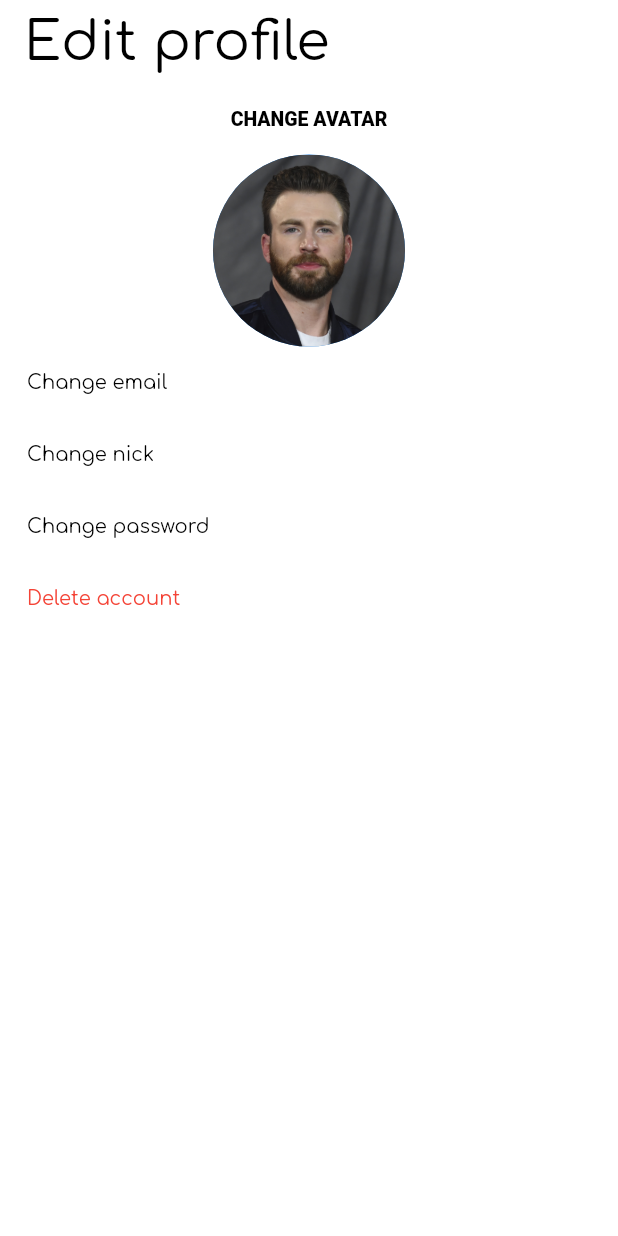
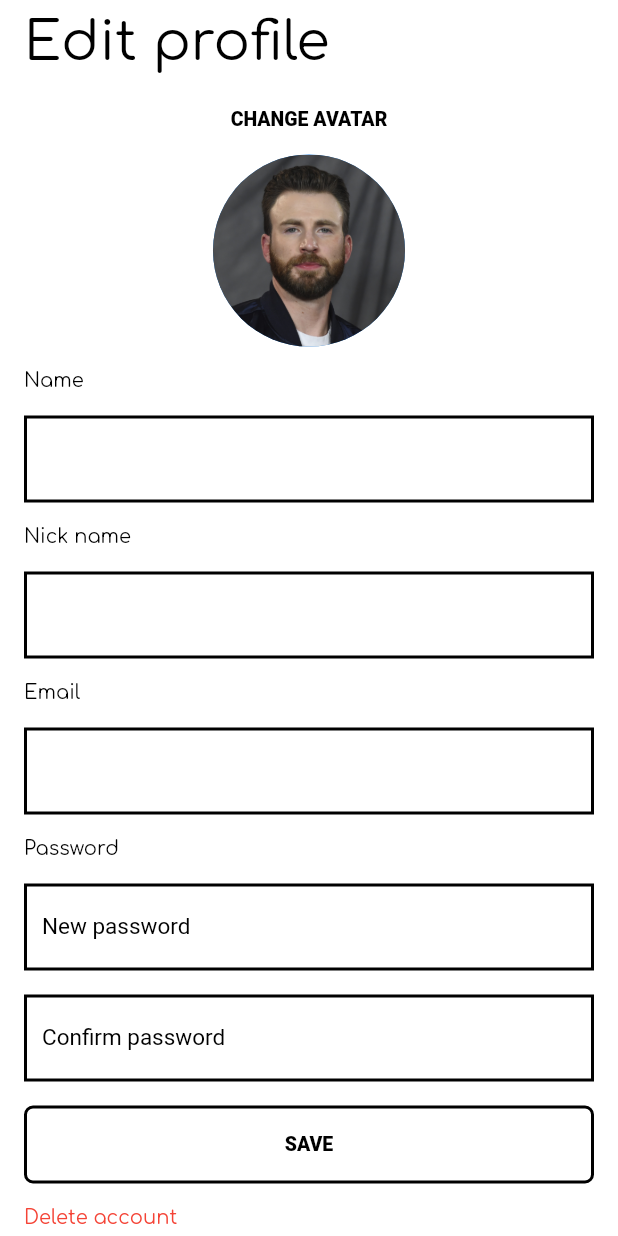
Before and after one commit to VLad345406/photo, a Flutter app: the EditScreen screen opened by its route, on a phone screen of 412 x 824 dp. Run offline on Flutter 3.47's test engine with Material 2 defaults, Android fonts, the phone set to English and light mode, and no system bars; our stand-ins replace bloc, firebase_auth, firebase_core, flutter_svg, google_fonts, google_sign_in and 2 more; accounts and stored records are empty; generated files the repository leaves out were written again.

Commit message:
Remake edit profile screen

```diff
--- a/lib/app/view/app.dart
+++ b/lib/app/view/app.dart
@@ -9,12 +9,9 @@ import 'package:flutter/material.dart';
 import 'package:flutter_localizations/flutter_localizations.dart';
 import 'package:photo/l10n/l10n.dart';
 import 'package:flutter/services.dart';
-import 'package:photo/screens/main_screens/edit_screens/change_email.dart';
-import 'package:photo/screens/main_screens/edit_screens/change_nick.dart';
 
 import '../../screens/login.dart';
-import '../../screens/main_screens/edit_screens/change_password.dart';
-import '../../screens/main_screens/edit_screens/edit_screen.dart';
+import '../../screens/main_screens/edit_profile_screen.dart';
 import '../../screens/main_screens/main_screen.dart';
 import '../../screens/main_screens/message_screen.dart';
 import '../../screens/main_screens/profile_screen.dart';
@@ -52,9 +49,6 @@ class App extends StatelessWidget {
         '/message' : (context) => const MessageScreen(),
         '/individual_profile' : (context) => const ProfileScreen( mode: 'individual',),
         '/edit_profile' : (context) => const EditScreen(),
-        '/change_email' : (context) => ChangeEmail(),
-        '/change_nick' : (context) => ChangeNick(),
-        '/change_password' : (context) => ChangePassword(),
       },
 
       localizationsDelegates: const [
--- /dev/null
+++ b/lib/screens/main_screens/edit_profile_screen.dart
@@ -0,0 +1,310 @@
+import 'package:flutter/material.dart';
+import 'package:google_fonts/google_fonts.dart';
+
+class EditScreen extends StatefulWidget {
+  const EditScreen({super.key});
+
+  @override
+  State<EditScreen> createState() => _EditScreenState();
+}
+
+class _EditScreenState extends State<EditScreen> {
+  @override
+  Widget build(BuildContext context) {
+    final screenWidth = MediaQuery.of(context).size.width;
+
+    return Scaffold(
+      backgroundColor: Colors.white,
+      appBar: AppBar(
+        automaticallyImplyLeading: false,
+        backgroundColor: Colors.white,
+        elevation: 0,
+        title: Text(
+          'Edit profile',
+          style: GoogleFonts.comfortaa(
+            color: Colors.black,
+            fontSize: 36,
+            fontWeight: FontWeight.w400,
+          ),
+        ),
+      ),
+      body: ListView.builder(
+        itemCount: 1,
+        itemBuilder: (BuildContext context, int index) {
+          return Column(
+            crossAxisAlignment: CrossAxisAlignment.start,
+            children: [
+              Center(
+                child: Container(
+                  padding: EdgeInsets.only(top: 16),
+                  child: Text(
+                    'CHANGE AVATAR',
+                    style: GoogleFonts.roboto(
+                      color: Colors.black,
+                      fontSize: 13,
+                      fontWeight: FontWeight.w900,
+                    ),
+                  ),
+                ),
+              ),
+              Center(
+                child: Container(
+                  padding: EdgeInsets.only(top: 16),
+                  child: GestureDetector(
+                    onTap: () {
+                      print("Change avatar");
+                    },
+                    child: CircleAvatar(
+                      radius: 64,
+                      backgroundImage: AssetImage("assets/images/avatar1.jpg"),
+                    ),
+                  ),
+                ),
+              ),
+              Padding(
+                padding: EdgeInsets.only(top: 16, left: 16),
+                child: Text(
+                  'Name',
+                  style: GoogleFonts.comfortaa(
+                    color: Colors.black,
+                    fontSize: 13,
+                    fontWeight: FontWeight.w400,
+                  ),
+                ),
+              ),
+              Container(
+                padding: EdgeInsets.only(top: 16, left: 16, right: 16),
+                child: TextFormField(
+                  enableSuggestions: false,
+                  autocorrect: false,
+                  onChanged: (value) {
+                    //_passwd = _readTextFormField(value);
+                  },
+                  style: GoogleFonts.roboto(
+                    fontSize: 15,
+                    color: Colors.black,
+                    fontWeight: FontWeight.w400,
+                    fontStyle: FontStyle.normal,
+                  ),
+                  decoration: const InputDecoration(
+                    focusedBorder: OutlineInputBorder(
+                      borderRadius: BorderRadius.all(Radius.zero),
+                      borderSide: BorderSide(
+                        width: 2,
+                      ),
+                    ),
+                    enabledBorder: OutlineInputBorder(
+                      borderRadius: BorderRadius.all(Radius.zero),
+                      borderSide: BorderSide(
+                        width: 2,
+                      ),
+                    ),
+                  ),
+                ),
+              ),
+              Padding(
+                padding: EdgeInsets.only(top: 16, left: 16),
+                child: Text(
+                  'Nick name',
+                  style: GoogleFonts.comfortaa(
+                    color: Colors.black,
+                    fontSize: 13,
+                    fontWeight: FontWeight.w400,
+                  ),
+                ),
+              ),
+              Container(
+                padding: EdgeInsets.only(top: 16, left: 16, right: 16),
+                child: TextFormField(
+                  enableSuggestions: false,
+                  autocorrect: false,
+                  onChanged: (value) {
+                    //_passwd = _readTextFormField(value);
+                  },
+                  style: GoogleFonts.roboto(
+                    fontSize: 15,
+                    color: Colors.black,
+                    fontWeight: FontWeight.w400,
+                    fontStyle: FontStyle.normal,
+                  ),
+                  decoration: const InputDecoration(
+                    focusedBorder: OutlineInputBorder(
+                      borderRadius: BorderRadius.all(Radius.zero),
+                      borderSide: BorderSide(
+                        width: 2,
+                      ),
+                    ),
+                    enabledBorder: OutlineInputBorder(
+                      borderRadius: BorderRadius.all(Radius.zero),
+                      borderSide: BorderSide(
+                        width: 2,
+                      ),
+                    ),
+                  ),
+                ),
+              ),
+              Padding(
+                padding: EdgeInsets.only(top: 16, left: 16),
+                child: Text(
+                  'Email',
+                  style: GoogleFonts.comfortaa(
+                    color: Colors.black,
+                    fontSize: 13,
+                    fontWeight: FontWeight.w400,
+                  ),
+                ),
+              ),
+              Container(
+                padding: EdgeInsets.only(top: 16, left: 16, right: 16),
+                child: TextFormField(
+                  enableSuggestions: false,
+                  autocorrect: false,
+                  onChanged: (value) {
+                    //_passwd = _readTextFormField(value);
+                  },
+                  style: GoogleFonts.roboto(
+                    fontSize: 15,
+                    color: Colors.black,
+                    fontWeight: FontWeight.w400,
+                    fontStyle: FontStyle.normal,
+                  ),
+                  decoration: const InputDecoration(
+                    focusedBorder: OutlineInputBorder(
+                      borderRadius: BorderRadius.all(Radius.zero),
+                      borderSide: BorderSide(
+                        width: 2,
+                      ),
+                    ),
+                    enabledBorder: OutlineInputBorder(
+                      borderRadius: BorderRadius.all(Radius.zero),
+                      borderSide: BorderSide(
+                        width: 2,
+                      ),
+                    ),
+                  ),
+                ),
+              ),
+              Padding(
+                padding: EdgeInsets.only(top: 16, left: 16),
+                child: Text(
+                  'Password',
+                  style: GoogleFonts.comfortaa(
+                    color: Colors.black,
+                    fontSize: 13,
+                    fontWeight: FontWeight.w400,
+                  ),
+                ),
+              ),
+              Container(
+                padding: EdgeInsets.only(top: 16, left: 16, right: 16),
+                child: TextFormField(
+                  enableSuggestions: false,
+                  autocorrect: false,
+                  onChanged: (value) {
+                    //_passwd = _readTextFormField(value);
+                  },
+                  style: GoogleFonts.roboto(
+                    fontSize: 15,
+                    color: Colors.black,
+                    fontWeight: FontWeight.w400,
+                    fontStyle: FontStyle.normal,
+                  ),
+                  decoration: const InputDecoration(
+                    labelText: 'New password',
+                    labelStyle: TextStyle(
+                      color: Colors.black,
+                    ),
+                    focusedBorder: OutlineInputBorder(
+                      borderRadius: BorderRadius.all(Radius.zero),
+                      borderSide: BorderSide(
+                        width: 2,
+                      ),
+                    ),
+                    enabledBorder: OutlineInputBorder(
+                      borderRadius: BorderRadius.all(Radius.zero),
+                      borderSide: BorderSide(
+                        width: 2,
+                      ),
+                    ),
+                  ),
+                ),
+              ),
+              Container(
+                padding: EdgeInsets.only(top: 16, left: 16, right: 16),
+                child: TextFormField(
+                  enableSuggestions: false,
+                  autocorrect: false,
+                  onChanged: (value) {
+                    //_passwd = _readTextFormField(value);
+                  },
+                  style: GoogleFonts.roboto(
+                    fontSize: 15,
+                    color: Colors.black,
+                    fontWeight: FontWeight.w400,
+                    fontStyle: FontStyle.normal,
+                  ),
+                  decoration: const InputDecoration(
+                    labelText: 'Confirm password',
+                    labelStyle: TextStyle(
+                      color: Colors.black,
+                    ),
+                    focusedBorder: OutlineInputBorder(
+                      borderRadius: BorderRadius.all(Radius.zero),
+                      borderSide: BorderSide(
+                        width: 2,
+                      ),
+                    ),
+                    enabledBorder: OutlineInputBorder(
+                      borderRadius: BorderRadius.all(Radius.zero),
+                      borderSide: BorderSide(
+                        width: 2,
+                      ),
+                    ),
+                  ),
+                ),
+              ),
+              Container(
+                width: screenWidth - 32,
+                height: 52,
+                margin: const EdgeInsets.only(top: 16, left: 16, right: 16),
+                decoration: BoxDecoration(
+                  border: Border.all(width: 2),
+                  borderRadius: BorderRadius.circular(6),
+                ),
+                child: TextButton(
+                  onPressed: () {
+                    Navigator.pop(context);
+                  },
+                  child: Text(
+                    'SAVE',
+                    style: GoogleFonts.roboto(
+                      color: Colors.black,
+                      fontSize: 13,
+                      fontWeight: FontWeight.w900,
+                    ),
+                  ),
+                ),
+              ),
+              Padding(
+                padding: EdgeInsets.only(left: 16, top: 16, bottom: 16),
+                child: GestureDetector(
+                  onTap: () {
+                    print("Delete account");
+                  },
+                  child: Text(
+                    'Delete account',
+                    style: GoogleFonts.comfortaa(
+                      color: Colors.red,
+                      fontSize: 13,
+                      fontWeight: FontWeight.w400,
+                    ),
+                  ),
+                ),
+              ),
+            ],
+          );
+        }
+      ),
+    );
+  }
+}
--- a/lib/screens/main_screens/edit_screens/edit_screen.dart
+++ /dev/null
@@ -1,130 +0,0 @@
-import 'package:flutter/material.dart';
-import 'package:google_fonts/google_fonts.dart';
-import 'package:photo/screens/main_screens/edit_screens/change_email.dart';
-
-class EditScreen extends StatefulWidget {
-  const EditScreen({super.key});
-
-  @override
-  State<EditScreen> createState() => _EditScreenState();
-}
-
-class _EditScreenState extends State<EditScreen> {
-  @override
-  Widget build(BuildContext context) {
-    //final screenWidth = MediaQuery.of(context).size.width;
-
-    return Scaffold(
-      backgroundColor: Colors.white,
-      appBar: AppBar(
-        automaticallyImplyLeading: false,
-        backgroundColor: Colors.white,
-        elevation: 0,
-        title: Text(
-          'Edit profile',
-          style: GoogleFonts.comfortaa(
-            color: Colors.black,
-            fontSize: 36,
-            fontWeight: FontWeight.w400,
-          ),
-        ),
-      ),
-      body: Column(
-        crossAxisAlignment: CrossAxisAlignment.start,
-        children: [
-          Center(
-            child: Container(
-              padding: EdgeInsets.only(top: 16),
-              child: Text(
-                'CHANGE AVATAR',
-                style: GoogleFonts.roboto(
-                  color: Colors.black,
-                  fontSize: 13,
-                  fontWeight: FontWeight.w900,
-                ),
-              ),
-            ),
-          ),
-          Center(
-            child: Container(
-              padding: EdgeInsets.only(top: 16),
-              child: GestureDetector(
-                onTap: (){
-                  print("Change avatar");
-                },
-                child: CircleAvatar(
-                  radius: 64,
-                  backgroundImage: AssetImage("assets/images/avatar1.jpg"),
-                ),
-              ),
-            ),
-          ),
-          Container(
-            padding: EdgeInsets.only(left: 10),
-            child: TextButton(
-              onPressed: () {
-                Navigator.pushNamed(context, '/change_email');
-              },
-              child: Text(
-                'Change email',
-                style: GoogleFonts.comfortaa(
-                  color: Colors.black,
-                  fontSize: 13,
-                  fontWeight: FontWeight.w400,
-                ),
-              ),
-            ),
-          ),
-          Container(
-            padding: EdgeInsets.only(left: 10),
-            child: TextButton(
-              onPressed: () {
-                Navigator.pushNamed(context, '/change_nick');
-              },
-              child: Text(
-                'Change nick',
-                style: GoogleFonts.comfortaa(
-                  color: Colors.black,
-                  fontSize: 13,
-                  fontWeight: FontWeight.w400,
-                ),
-              ),
-            ),
-          ),
-          Container(
-            padding: EdgeInsets.only(left: 10),
-            child: TextButton(
-              onPressed: () {
-                Navigator.pushNamed(context, '/change_password');
-              },
-              child: Text(
-                'Change password',
-                style: GoogleFonts.comfortaa(
-                  color: Colors.black,
-                  fontSize: 13,
-                  fontWeight: FontWeight.w400,
-                ),
-              ),
-            ),
-          ),
-          Container(
-            padding: EdgeInsets.only(left: 10),
-            child: TextButton(
-              onPressed: () {
-                print("Delete account");
-              },
-              child: Text(
-                'Delete account',
-                style: GoogleFonts.comfortaa(
-                  color: Colors.red,
-                  fontSize: 13,
-                  fontWeight: FontWeight.w400,
-                ),
-              ),
-            ),
-          ),
-        ],
-      ),
-    );
-  }
-}
```
Also changed, not shown: lib/screens/main_screens/edit_screens/change_email.dart (deleted, +0 -88 lines), lib/screens/main_screens/edit_screens/change_nick.dart (deleted, +0 -88 lines), lib/screens/main_screens/edit_screens/change_password.dart (deleted, +0 -124 lines).
